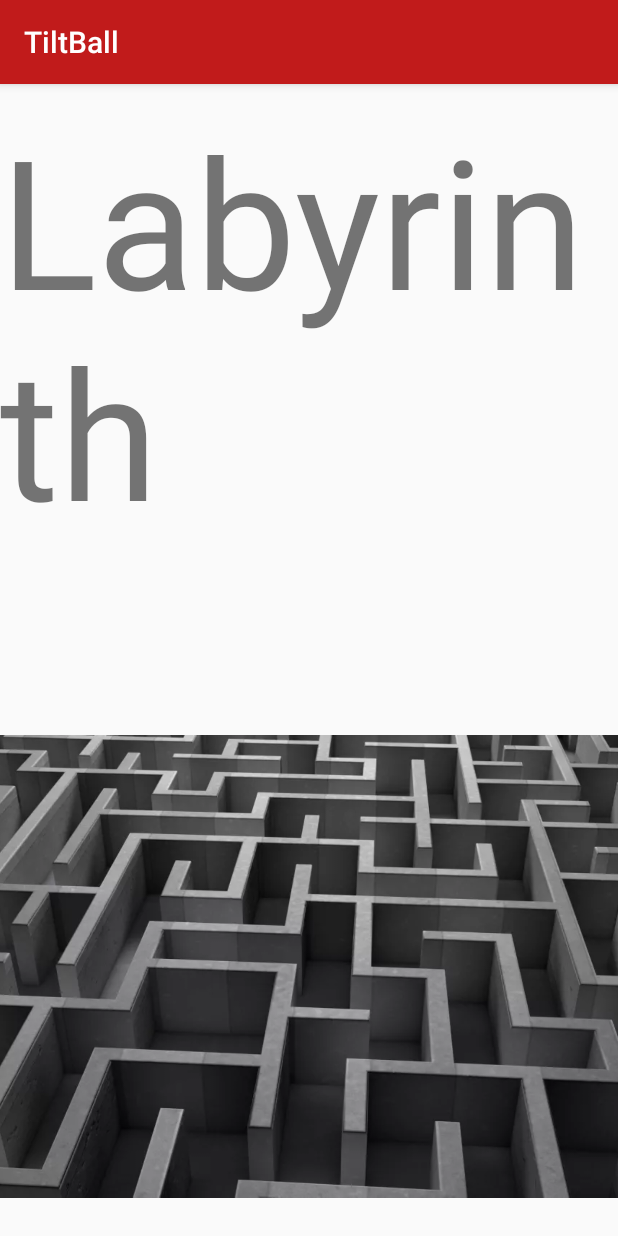
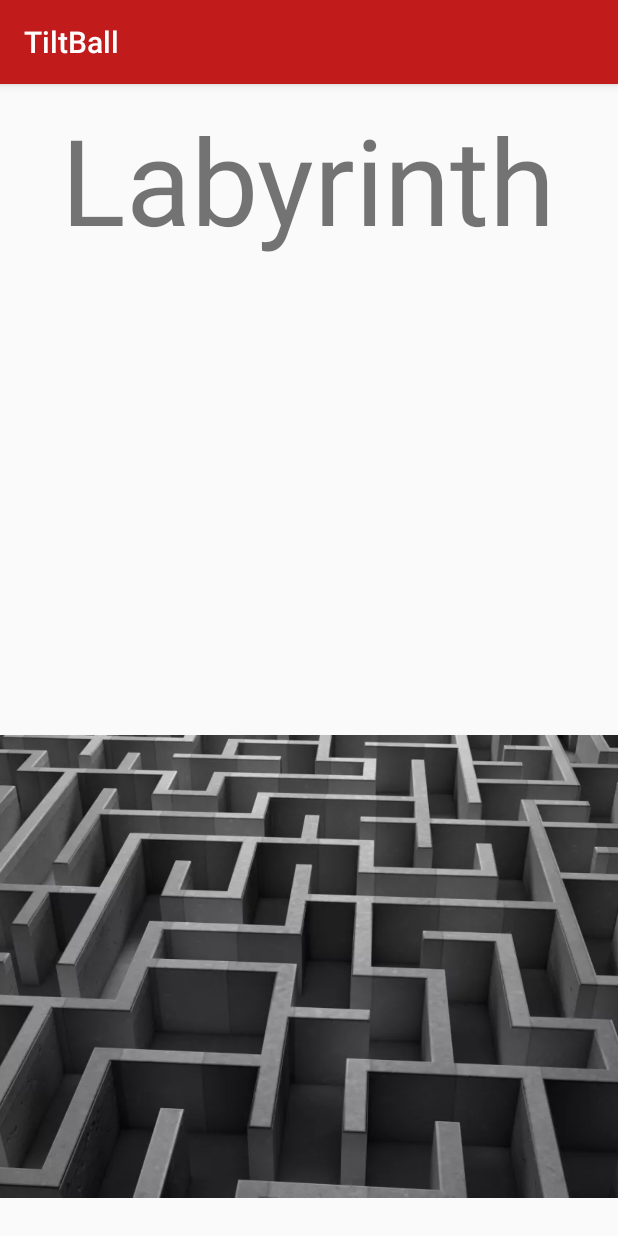
Before and after one commit to Pattrickm/TiltBall, an Android app: the screen it shows after launch (MainMenu_Activity), on a phone screen of 412 x 824 dp. Run offline under Robolectric (Android 15) with nearby library versions, the phone set to English and light mode, and no system bars.

Commit message:
fixed main menu text size

```diff
--- a/app/src/main/res/layout/activity_main_menu_.xml
+++ b/app/src/main/res/layout/activity_main_menu_.xml
@@ -34,7 +34,7 @@
         android:layout_marginStart="152dp"
         android:layout_marginTop="10dp"
         android:text="@string/main_menu_title"
-        android:textSize="120sp"
+        android:textSize="80sp"
         app:layout_constraintEnd_toEndOf="parent"
         app:layout_constraintStart_toStartOf="parent"
         app:layout_constraintTop_toTopOf="parent" />
```
